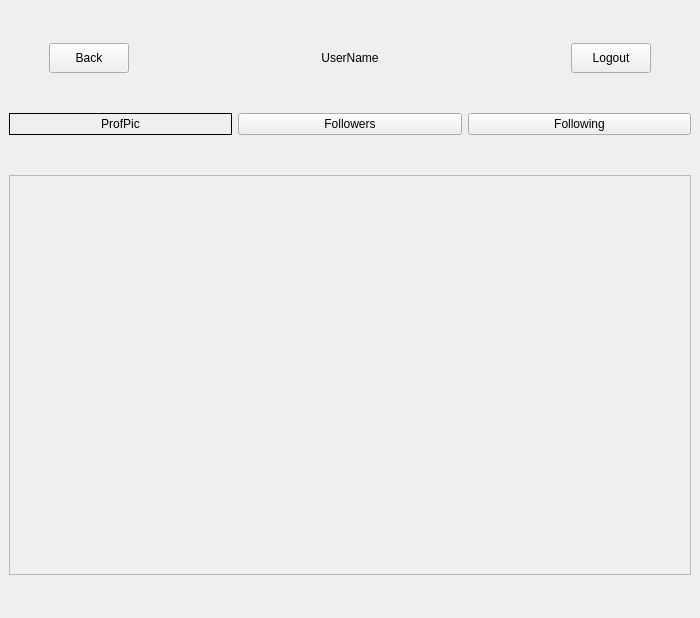
This is Paxel/profile.ui in ClownKingWalrus/PAXEL as Qt 5 draws it before an edit. The edited form follows.
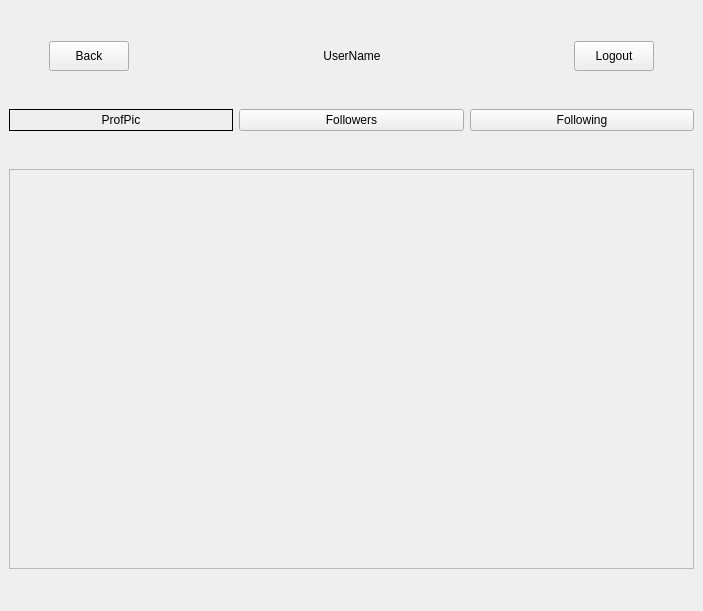
This is the edited form.

What changed in the file:
```diff
--- a/Paxel/profile.ui
+++ b/Paxel/profile.ui
@@ -6,55 +6,15 @@
    <rect>
     <x>0</x>
     <y>0</y>
-    <width>700</width>
-    <height>618</height>
+    <width>703</width>
+    <height>611</height>
    </rect>
   </property>
   <property name="windowTitle">
    <string>MainWindow</string>
   </property>
   <widget class="QWidget" name="centralwidget">
-   <layout class="QGridLayout" name="gridLayout_2">
-    <item row="1" column="0">
-     <layout class="QHBoxLayout" name="horizontalLayout_3">
-      <item>
-       <widget class="QLabel" name="ProfPic">
-        <property name="styleSheet">
-         <string notr="true">font: 20pt &quot;Bahnschrift&quot;;</string>
-        </property>
-        <property name="frameShape">
-         <enum>QFrame::Shape::Box</enum>
-        </property>
-        <property name="text">
-         <string>ProfPic</string>
-        </property>
-        <property name="alignment">
-         <set>Qt::AlignmentFlag::AlignCenter</set>
-        </property>
-       </widget>
-      </item>
-      <item>
-       <widget class="QPushButton" name="Followers">
-        <property name="styleSheet">
-         <string notr="true">font: 20pt &quot;Bahnschrift&quot;;</string>
-        </property>
-        <property name="text">
-         <string>Followers</string>
-        </property>
-       </widget>
-      </item>
-      <item>
-       <widget class="QPushButton" name="Following">
-        <property name="styleSheet">
-         <string notr="true">font: 20pt &quot;Bahnschrift&quot;;</string>
-        </property>
-        <property name="text">
-         <string>Following</string>
-        </property>
-       </widget>
-      </item>
-     </layout>
-    </item>
+   <layout class="QGridLayout" name="gridLayout">
     <item row="0" column="0">
      <layout class="QHBoxLayout" name="horizontalLayout">
       <item>
@@ -177,6 +137,46 @@
       </item>
      </layout>
     </item>
+    <item row="1" column="0">
+     <layout class="QHBoxLayout" name="horizontalLayout_3">
+      <item>
+       <widget class="QLabel" name="ProfPic">
+        <property name="styleSheet">
+         <string notr="true">font: 20pt &quot;Bahnschrift&quot;;</string>
+        </property>
+        <property name="frameShape">
+         <enum>QFrame::Shape::Box</enum>
+        </property>
+        <property name="text">
+         <string>ProfPic</string>
+        </property>
+        <property name="alignment">
+         <set>Qt::AlignmentFlag::AlignCenter</set>
+        </property>
+       </widget>
+      </item>
+      <item>
+       <widget class="QPushButton" name="Followers">
+        <property name="styleSheet">
+         <string notr="true">font: 20pt &quot;Bahnschrift&quot;;</string>
+        </property>
+        <property name="text">
+         <string>Followers</string>
+        </property>
+       </widget>
+      </item>
+      <item>
+       <widget class="QPushButton" name="Following">
+        <property name="styleSheet">
+         <string notr="true">font: 20pt &quot;Bahnschrift&quot;;</string>
+        </property>
+        <property name="text">
+         <string>Following</string>
+        </property>
+       </widget>
+      </item>
+     </layout>
+    </item>
     <item row="2" column="0">
      <widget class="QScrollArea" name="scrollArea">
       <property name="maximumSize">
@@ -193,7 +193,7 @@
         <rect>
          <x>0</x>
          <y>0</y>
-         <width>686</width>
+         <width>689</width>
          <height>398</height>
         </rect>
        </property>
```
